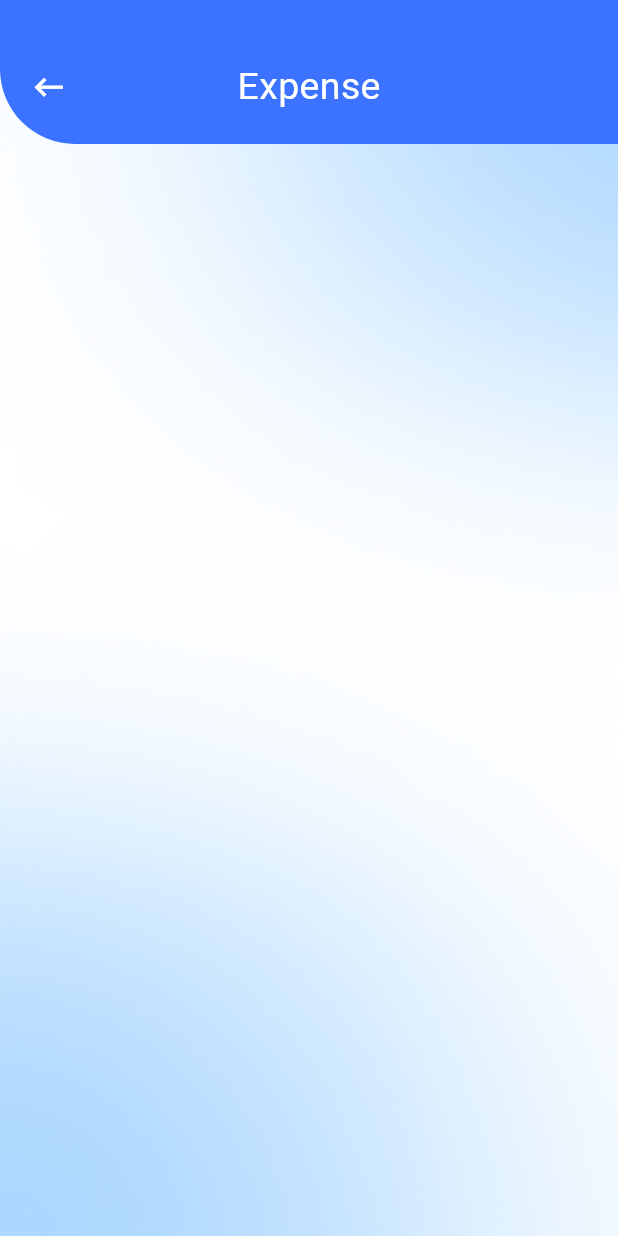
After one commit to Yash-chotaliya/HackTheSpring, a Flutter app: the EmployerExpenseScreen screen opened directly, on a phone screen of 412 x 824 dp. The commit adds this screen. Run offline on Flutter 3.47's test engine with Material 3 defaults, Android fonts, the phone set to English and light mode, and no system bars; our stand-ins replace cloud_firestore, firebase_core, shared_preferences; missing offline and left inert: dart:ffi; accounts and stored records are empty.

Commit message:
employer main screen-> all feature subscreen created

```diff
--- a/lib/components/employee_advance.dart
+++ b/lib/components/employee_advance.dart
@@ -8,6 +8,7 @@ class EmployeeAdvanceCard extends StatelessWidget{
     super.key,
     required this.employeeAdvanceModel
   });
+
 
   @override
   Widget build(BuildContext context) {
--- /dev/null
+++ b/lib/employer/employer_expense/employer_expense_screen.dart
@@ -0,0 +1,53 @@
+import 'package:flutter/material.dart';
+
+class EmployerExpenseScreen extends StatefulWidget{
+  const EmployerExpenseScreen({super.key});
+
+  @override
+  State<EmployerExpenseScreen> createState() => _EmployerExpenseScreenState();
+}
+
+class _EmployerExpenseScreenState extends State<EmployerExpenseScreen> {
+  @override
+  Widget build(BuildContext context) {
+    return Scaffold(
+      body: Container(
+        width: double.maxFinite,
+        height: double.maxFinite,
+        decoration: const BoxDecoration(
+            image: DecorationImage(
+                fit: BoxFit.fill,
+                image: AssetImage("assets/images/init_page_background.png")
+            )
+        ),
+        child: Column(
+          crossAxisAlignment: CrossAxisAlignment.center,
+          mainAxisSize: MainAxisSize.max,
+          children: [
+            Container(
+              width: double.maxFinite,
+              decoration: const BoxDecoration(
+                  color: Color(0xFF3b72ff),
+                  borderRadius: BorderRadius.only(bottomLeft: Radius.circular(50))
+              ),
+              padding: const EdgeInsets.only(left: 20, right: 20, top: 40, bottom: 20),
+              child: Row(
+                mainAxisAlignment: MainAxisAlignment.spaceBetween,
+                children: [
+                  InkWell(
+                    child: const Icon(Icons.keyboard_backspace,size: 25, color: Colors.white,),
+                    onTap: (){
+                      Navigator.pop(context);
+                    },
+                  ),
+                  const Text("Expense", style: TextStyle(color: Colors.white, fontSize: 25),),
+                  const SizedBox(width: 25,)
+                ],
+              ),
+            ),
+          ],
+        ),
+      ),
+    );
+  }
+}
--- a/lib/employer/employer_profile/employer_profile_screen.dart
+++ b/lib/employer/employer_profile/employer_profile_screen.dart
@@ -1,7 +1,6 @@
 import 'package:cloud_firestore/cloud_firestore.dart';
 import 'package:flutter/material.dart';
 import 'package:hack_the_spring/data%20models/employee_model.dart';
-import 'package:hack_the_spring/employee/employee_signin.dart';
 import 'package:hack_the_spring/employer/employer_signin.dart';
 import 'package:shared_preferences/shared_preferences.dart';
 
```
Also changed, not shown: lib/components/employer_advance.dart (added, +47 -0 lines), lib/employer/add_employee/add_employee_screen.dart (+25 -8 lines), lib/employer/add_employee/employer_add_employee_screen.dart (added, +26 -0 lines), lib/employer/employer_advance/employer_add_advance_screen.dart (added, +123 -0 lines), lib/employer/employer_advance/employer_advance_screen.dart (renamed from lib/employer/employer_advance_screen/employer_advance_screen.dart, +5 -5 lines), lib/employer/employer_advance_screen/employer_add_advance_screen.dart (deleted, +0 -16 lines), lib/employer/employer_dashboard/employer_dashboard_screen.dart (added, +17 -0 lines), lib/employer/employer_main_screen.dart (+12 -11 lines), lib/employer/employer_salary/employer_salary_screen.dart (added, +53 -0 lines), lib/employer/employer_signin.dart (+7 -9 lines), lib/employer/employer_signup.dart (+5 -8 lines).
